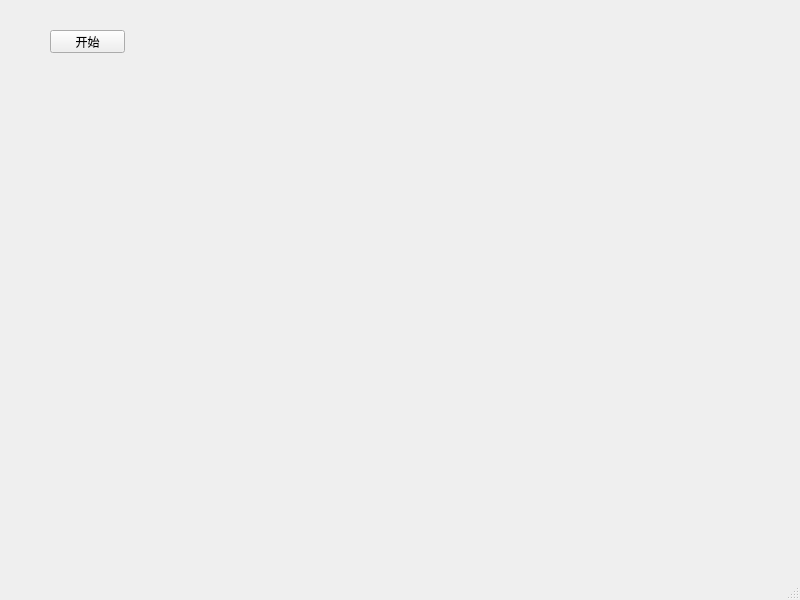
seayona/dnf, file voyager/ui/main.ui: the form before one commit.
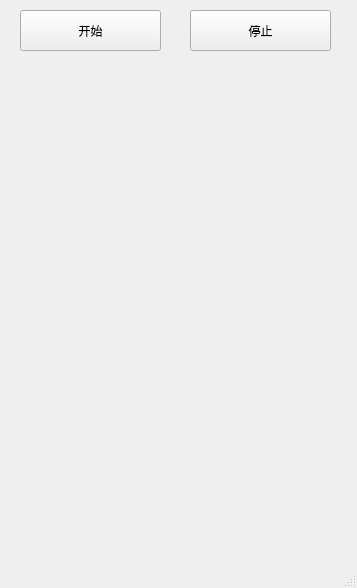
The form after the commit.

Commit message: F：开始/停止按钮

Patch:
```diff
--- a/voyager/ui/main.ui
+++ b/voyager/ui/main.ui
@@ -6,8 +6,8 @@
    <rect>
     <x>0</x>
     <y>0</y>
-    <width>800</width>
-    <height>600</height>
+    <width>357</width>
+    <height>588</height>
    </rect>
   </property>
   <property name="windowTitle">
@@ -17,16 +17,32 @@
    <widget class="QPushButton" name="startButton">
     <property name="geometry">
      <rect>
-      <x>50</x>
-      <y>30</y>
-      <width>75</width>
-      <height>23</height>
+      <x>20</x>
+      <y>10</y>
+      <width>141</width>
+      <height>41</height>
      </rect>
     </property>
     <property name="text">
      <string>开始</string>
     </property>
    </widget>
+   <widget class="QPushButton" name="stopButton">
+    <property name="geometry">
+     <rect>
+      <x>190</x>
+      <y>10</y>
+      <width>141</width>
+      <height>41</height>
+     </rect>
+    </property>
+    <property name="autoFillBackground">
+     <bool>false</bool>
+    </property>
+    <property name="text">
+     <string>停止</string>
+    </property>
+   </widget>
   </widget>
   <widget class="QMenuBar" name="menubar">
    <property name="geometry">
```
Left out of the diff: 2 changed lines with no effect on the pictures. The commit also changes 4 other files.
